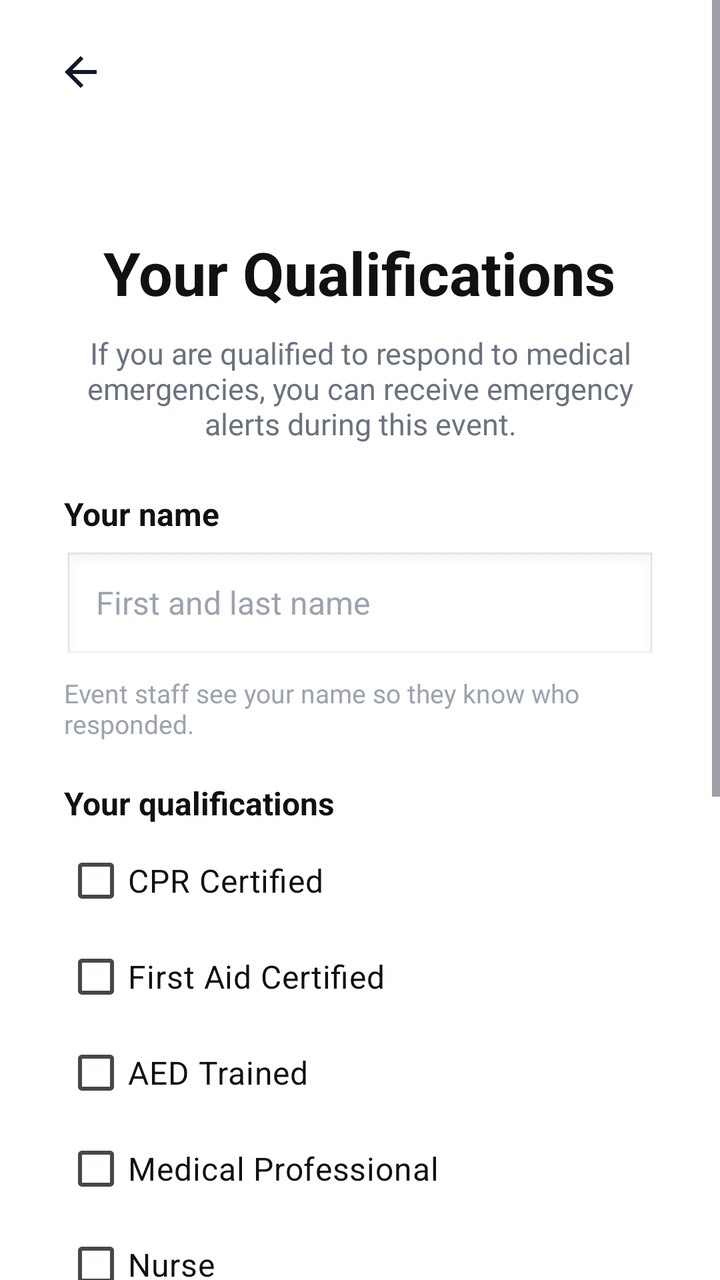
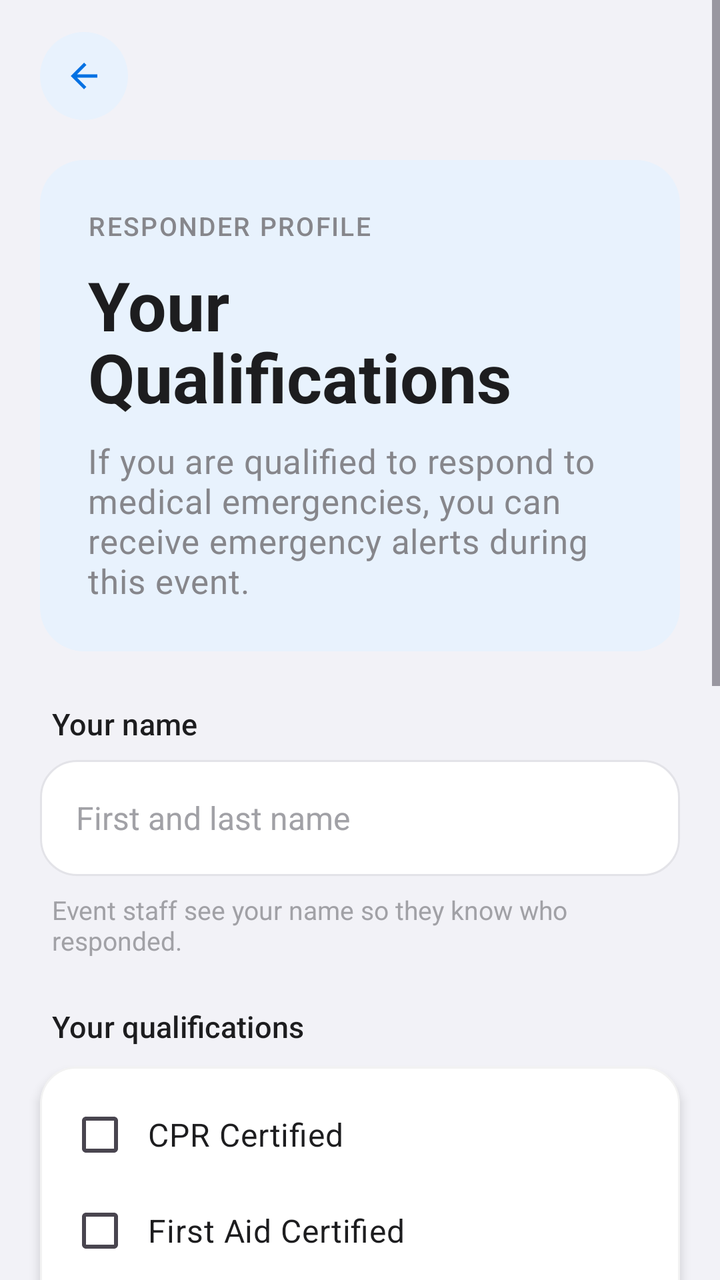

Compare the two renders of this Android layout. The source of the first and the diff that turns it into the second are given below.
<!-- AndroidManifest.xml: application theme Theme.FirstLink -->
<!-- res/layout/qualifications.xml -->
<?xml version="1.0" encoding="utf-8"?>
<ScrollView xmlns:android="http://schemas.android.com/apk/res/android"
    xmlns:app="http://schemas.android.com/apk/res-auto"
    android:id="@+id/qualifications"
    android:layout_width="match_parent"
    android:layout_height="match_parent"
    android:background="#FFFFFF"
    android:fillViewport="true">

    <LinearLayout
        android:layout_width="match_parent"
        android:layout_height="wrap_content"
        android:orientation="vertical"
        android:paddingStart="32dp"
        android:paddingEnd="32dp"
        android:paddingBottom="24dp">

        <ImageButton
            android:id="@+id/back_button"
            android:layout_width="48dp"
            android:layout_height="48dp"
            android:layout_marginStart="-16dp"
            android:layout_marginTop="12dp"
            android:background="?attr/selectableItemBackgroundBorderless"
            android:contentDescription="Back"
            android:src="@drawable/ic_back" />

        <TextView
            android:id="@+id/qualifications_title"
            android:layout_width="wrap_content"
            android:layout_height="wrap_content"
            android:layout_gravity="center_horizontal"
            android:layout_marginTop="56dp"
            android:text="Your Qualifications"
            android:textColor="#111111"
            android:textSize="30sp"
            android:textStyle="bold" />

        <TextView
            android:id="@+id/qualifications_subtitle"
            android:layout_width="match_parent"
            android:layout_height="wrap_content"
            android:layout_marginTop="10dp"
            android:gravity="center"
            android:text="If you are qualified to respond to medical emergencies, you can receive emergency alerts during this event."
            android:textColor="#6B7280"
            android:textSize="15sp" />

        <TextView
            android:id="@+id/qual_name_label"
            android:layout_width="wrap_content"
            android:layout_height="wrap_content"
            android:layout_marginTop="24dp"
            android:text="Your name"
            android:textColor="#111111"
            android:textSize="16sp"
            android:textStyle="bold" />

        <EditText
            android:id="@+id/qual_name"
            android:layout_width="match_parent"
            android:layout_height="56dp"
            android:layout_marginTop="8dp"
            android:background="@android:drawable/edit_text"
            android:hint="First and last name"
            android:inputType="textPersonName|textCapWords"
            android:paddingStart="16dp"
            android:paddingEnd="16dp"
            android:textColor="#111111"
            android:textColorHint="#9CA3AF"
            android:textSize="16sp" />

        <TextView
            android:id="@+id/qual_name_helper"
            android:layout_width="match_parent"
            android:layout_height="wrap_content"
            android:layout_marginTop="6dp"
            android:text="Event staff see your name so they know who responded."
            android:textColor="#9CA3AF"
            android:textSize="13sp" />

        <TextView
            android:id="@+id/qual_skills_label"
            android:layout_width="wrap_content"
            android:layout_height="wrap_content"
            android:layout_marginTop="20dp"
            android:text="Your qualifications"
            android:textColor="#111111"
            android:textSize="16sp"
            android:textStyle="bold" />

        <CheckBox
            android:id="@+id/qual_cpr"
            android:layout_width="wrap_content"
            android:layout_height="wrap_content"
            android:layout_marginTop="4dp"
            android:text="CPR Certified"
            android:textColor="#111111"
            android:textSize="16sp" />

        <CheckBox
            android:id="@+id/qual_first_aid"
            android:layout_width="wrap_content"
            android:layout_height="wrap_content"
            android:text="First Aid Certified"
            android:textColor="#111111"
            android:textSize="16sp" />

        <CheckBox
            android:id="@+id/qual_aed"
            android:layout_width="wrap_content"
            android:layout_height="wrap_content"
            android:text="AED Trained"
            android:textColor="#111111"
            android:textSize="16sp" />

        <CheckBox
            android:id="@+id/qual_medical"
            android:layout_width="wrap_content"
            android:layout_height="wrap_content"
            android:text="Medical Professional"
            android:textColor="#111111"
            android:textSize="16sp" />

        <CheckBox
            android:id="@+id/qual_nurse"
            android:layout_width="wrap_content"
            android:layout_height="wrap_content"
            android:text="Nurse"
            android:textColor="#111111"
            android:textSize="16sp" />

        <CheckBox
            android:id="@+id/qual_emt"
            android:layout_width="wrap_content"
            android:layout_height="wrap_content"
            android:text="EMT or Paramedic"
            android:textColor="#111111"
            android:textSize="16sp" />

        <CheckBox
            android:id="@+id/qual_other"
            android:layout_width="wrap_content"
            android:layout_height="wrap_content"
            android:text="Other"
            android:textColor="#111111"
            android:textSize="16sp" />

        <EditText
            android:id="@+id/qual_other_text"
            android:layout_width="match_parent"
            android:layout_height="52dp"
            android:layout_marginTop="4dp"
            android:background="@android:drawable/edit_text"
            android:hint="Describe your other qualification (optional)"
            android:inputType="textCapSentences"
            android:paddingStart="16dp"
            android:paddingEnd="16dp"
            android:textColor="#111111"
            android:textColorHint="#9CA3AF"
            android:textSize="15sp" />

        <CheckBox
            android:id="@+id/qual_none"
            android:layout_width="wrap_content"
            android:layout_height="wrap_content"
            android:layout_marginTop="8dp"
            android:text="No Qualifications"
            android:textColor="#111111"
            android:textSize="16sp" />

        <com.google.android.material.button.MaterialButton
            android:id="@+id/save_qualifications_button"
            android:layout_width="match_parent"
            android:layout_height="58dp"
            android:layout_marginTop="24dp"
            android:text="Save Qualifications"
            android:textAllCaps="false"
            android:textSize="17sp"
            android:textStyle="bold"
            app:backgroundTint="#3F51B5"
            app:cornerRadius="18dp" />

        <com.google.android.material.button.MaterialButton
            android:id="@+id/skip_qualifications_button"
            style="@style/Widget.Material3.Button.TextButton"
            android:layout_width="match_parent"
            android:layout_height="52dp"
            android:layout_marginTop="6dp"
            android:text="Skip"
            android:textAllCaps="false"
            android:textColor="#6B7280"
            android:textSize="16sp" />

    </LinearLayout>

</ScrollView>
<!-- resources referenced by this layout -->
<resources>
  <style name="Base.Theme.FirstLink" parent="Theme.Material3.DayNight.NoActionBar">
          
          
      </style>
  <!-- unchanged entries left out for length: 2 -->
</resources>

<!-- the commit's change to res/layout/qualifications.xml (unified diff, before → after) -->
@@ -4,192 +4,232 @@
     android:id="@+id/qualifications"
     android:layout_width="match_parent"
     android:layout_height="match_parent"
-    android:background="#FFFFFF"
+    android:background="@color/surface"
+    android:clipToPadding="false"
     android:fillViewport="true">
 
     <LinearLayout
         android:layout_width="match_parent"
         android:layout_height="wrap_content"
+        android:clipToPadding="false"
         android:orientation="vertical"
-        android:paddingStart="32dp"
-        android:paddingEnd="32dp"
-        android:paddingBottom="24dp">
+        android:paddingStart="20dp"
+        android:paddingEnd="20dp"
+        android:paddingBottom="32dp">
 
         <ImageButton
             android:id="@+id/back_button"
-            android:layout_width="48dp"
-            android:layout_height="48dp"
-            android:layout_marginStart="-16dp"
-            android:layout_marginTop="12dp"
-            android:background="?attr/selectableItemBackgroundBorderless"
+            style="@style/Widget.FirstLink.BackButton"
+            android:layout_width="44dp"
+            android:layout_height="44dp"
+            android:layout_marginTop="16dp"
             android:contentDescription="Back"
             android:src="@drawable/ic_back" />
 
-        <TextView
-            android:id="@+id/qualifications_title"
-            android:layout_width="wrap_content"
-            android:layout_height="wrap_content"
-            android:layout_gravity="center_horizontal"
-            android:layout_marginTop="56dp"
-            android:text="Your Qualifications"
-            android:textColor="#111111"
-            android:textSize="30sp"
-            android:textStyle="bold" />
-
-        <TextView
-            android:id="@+id/qualifications_subtitle"
-            android:layout_width="match_parent"
-            android:layout_height="wrap_content"
-            android:layout_marginTop="10dp"
-            android:gravity="center"
-            android:text="If you are qualified to respond to medical emergencies, you can receive emergency alerts during this event."
-            android:textColor="#6B7280"
-            android:textSize="15sp" />
+        <LinearLayout
+            android:id="@+id/qualifications_header_card"
+            style="@style/Widget.FirstLink.HeaderCard"
+            android:layout_width="match_parent"
+            android:layout_height="wrap_content"
+            android:layout_marginTop="20dp"
+            android:orientation="vertical"
+            android:padding="24dp">
+
+            <TextView
+                style="@style/TextAppearance.FirstLink.Eyebrow"
+                android:layout_width="wrap_content"
+                android:layout_height="wrap_content"
+                android:text="Responder profile"
+                android:textColor="@color/on_gradient_muted" />
+
+            <TextView
+                android:id="@+id/qualifications_title"
+                style="@style/TextAppearance.FirstLink.Hero"
+                android:layout_width="wrap_content"
+                android:layout_height="wrap_content"
+                android:layout_marginTop="8dp"
+                android:text="Your Qualifications" />
+
+            <TextView
+                android:id="@+id/qualifications_subtitle"
+                style="@style/TextAppearance.FirstLink.HeroBody"
+                android:layout_width="match_parent"
+                android:layout_height="wrap_content"
+                android:layout_marginTop="8dp"
+                android:text="If you are qualified to respond to medical emergencies, you can receive emergency alerts during this event." />
+        </LinearLayout>
 
         <TextView
             android:id="@+id/qual_name_label"
+            style="@style/TextAppearance.FirstLink.FieldLabel"
             android:layout_width="wrap_content"
             android:layout_height="wrap_content"
-            android:layout_marginTop="24dp"
-            android:text="Your name"
-            android:textColor="#111111"
-            android:textSize="16sp"
-            android:textStyle="bold" />
+            android:layout_marginStart="6dp"
+            android:layout_marginTop="26dp"
+            android:text="Your name" />
 
         <EditText
             android:id="@+id/qual_name"
             android:layout_width="match_parent"
-            android:layout_height="56dp"
+            android:layout_height="58dp"
             android:layout_marginTop="8dp"
-            android:background="@android:drawable/edit_text"
+            android:background="@drawable/bg_input_field"
             android:hint="First and last name"
             android:inputType="textPersonName|textCapWords"
-            android:paddingStart="16dp"
-            android:paddingEnd="16dp"
-            android:textColor="#111111"
-            android:textColorHint="#9CA3AF"
+            android:paddingStart="18dp"
+            android:paddingEnd="18dp"
+            android:textColor="@color/text_primary"
+            android:textColorHint="@color/text_hint"
             android:textSize="16sp" />
 
         <TextView
             android:id="@+id/qual_name_helper"
             android:layout_width="match_parent"
             android:layout_height="wrap_content"
-            android:layout_marginTop="6dp"
+            android:layout_marginStart="6dp"
+            android:layout_marginTop="8dp"
             android:text="Event staff see your name so they know who responded."
-            android:textColor="#9CA3AF"
+            android:textColor="@color/text_hint"
             android:textSize="13sp" />
 
         <TextView
             android:id="@+id/qual_skills_label"
+            style="@style/TextAppearance.FirstLink.FieldLabel"
             android:layout_width="wrap_content"
             android:layout_height="wrap_content"
-            android:layout_marginTop="20dp"
-            android:text="Your qualifications"
-            android:textColor="#111111"
-            android:textSize="16sp"
-            android:textStyle="bold" />
-
-        <CheckBox
-            android:id="@+id/qual_cpr"
-            android:layout_width="wrap_content"
-            android:layout_height="wrap_content"
-            android:layout_marginTop="4dp"
-            android:text="CPR Certified"
-            android:textColor="#111111"
-            android:textSize="16sp" />
-
-        <CheckBox
-            android:id="@+id/qual_first_aid"
-            android:layout_width="wrap_content"
-            android:layout_height="wrap_content"
-            android:text="First Aid Certified"
-            android:textColor="#111111"
-            android:textSize="16sp" />
-
-        <CheckBox
-            android:id="@+id/qual_aed"
-            android:layout_width="wrap_content"
-            android:layout_height="wrap_content"
-            android:text="AED Trained"
-            android:textColor="#111111"
-            android:textSize="16sp" />
-
-        <CheckBox
-            android:id="@+id/qual_medical"
-            android:layout_width="wrap_content"
-            android:layout_height="wrap_content"
-            android:text="Medical Professional"
-            android:textColor="#111111"
-            android:textSize="16sp" />
-
-        <CheckBox
-            android:id="@+id/qual_nurse"
-            android:layout_width="wrap_content"
-            android:layout_height="wrap_content"
-            android:text="Nurse"
-            android:textColor="#111111"
-            android:textSize="16sp" />
-
-        <CheckBox
-            android:id="@+id/qual_emt"
-            android:layout_width="wrap_content"
-            android:layout_height="wrap_content"
-            android:text="EMT or Paramedic"
-            android:textColor="#111111"
-            android:textSize="16sp" />
-
-        <CheckBox
-            android:id="@+id/qual_other"
-            android:layout_width="wrap_content"
-            android:layout_height="wrap_content"
-            android:text="Other"
-            android:textColor="#111111"
-            android:textSize="16sp" />
-
-        <EditText
-            android:id="@+id/qual_other_text"
-            android:layout_width="match_parent"
-            android:layout_height="52dp"
-            android:layout_marginTop="4dp"
-            android:background="@android:drawable/edit_text"
-            android:hint="Describe your other qualification (optional)"
-            android:inputType="textCapSentences"
-            android:paddingStart="16dp"
-            android:paddingEnd="16dp"
-            android:textColor="#111111"
-            android:textColorHint="#9CA3AF"
-            android:textSize="15sp" />
-
-        <CheckBox
-            android:id="@+id/qual_none"
-            android:layout_width="wrap_content"
-            android:layout_height="wrap_content"
-            android:layout_marginTop="8dp"
-            android:text="No Qualifications"
-            android:textColor="#111111"
-            android:textSize="16sp" />
+            android:layout_marginStart="6dp"
+            android:layout_marginTop="24dp"
+            android:text="Your qualifications" />
+
+        <com.google.android.material.card.MaterialCardView
+            style="@style/Widget.FirstLink.Card"
+            android:layout_width="match_parent"
+            android:layout_height="wrap_content"
+            android:layout_marginTop="10dp">
+
+            <LinearLayout
+                android:layout_width="match_parent"
+                android:layout_height="wrap_content"
+                android:orientation="vertical"
+                android:paddingStart="14dp"
+                android:paddingTop="10dp"
+                android:paddingEnd="14dp"
+                android:paddingBottom="14dp">
+
+                <CheckBox
+                    android:id="@+id/qual_cpr"
+                    android:layout_width="match_parent"
+                    android:layout_height="wrap_content"
+                    android:paddingStart="8dp"
+                    android:text="CPR Certified"
+                    android:textColor="@color/text_primary"
+                    android:textSize="16sp" />
+
+                <CheckBox
+                    android:id="@+id/qual_first_aid"
+                    android:layout_width="match_parent"
+                    android:layout_height="wrap_content"
+                    android:paddingStart="8dp"
+                    android:text="First Aid Certified"
+                    android:textColor="@color/text_primary"
+                    android:textSize="16sp" />
+
+                <CheckBox
+                    android:id="@+id/qual_aed"
+                    android:layout_width="match_parent"
+                    android:layout_height="wrap_content"
+                    android:paddingStart="8dp"
+                    android:text="AED Trained"
+                    android:textColor="@color/text_primary"
+                    android:textSize="16sp" />
+
+                <CheckBox
+                    android:id="@+id/qual_medical"
+                    android:layout_width="match_parent"
+                    android:layout_height="wrap_content"
+                    android:paddingStart="8dp"
+                    android:text="Medical Professional"
+                    android:textColor="@color/text_primary"
+                    android:textSize="16sp" />
+
+                <CheckBox
+                    android:id="@+id/qual_nurse"
+                    android:layout_width="match_parent"
+                    android:layout_height="wrap_content"
+                    android:paddingStart="8dp"
+                    android:text="Nurse"
+                    android:textColor="@color/text_primary"
+                    android:textSize="16sp" />
+
+                <CheckBox
+                    android:id="@+id/qual_emt"
+                    android:layout_width="match_parent"
+                    android:layout_height="wrap_content"
+                    android:paddingStart="8dp"
+                    android:text="EMT or Paramedic"
+                    android:textColor="@color/text_primary"
+                    android:textSize="16sp" />
+
+                <CheckBox
+                    android:id="@+id/qual_other"
+                    android:layout_width="match_parent"
+                    android:layout_height="wrap_content"
+                    android:paddingStart="8dp"
+                    android:text="Other"
+                    android:textColor="@color/text_primary"
+                    android:textSize="16sp" />
+
+                <EditText
+                    android:id="@+id/qual_other_text"
+                    android:layout_width="match_parent"
+                    android:layout_height="52dp"
+                    android:layout_marginTop="6dp"
+                    android:background="@drawable/bg_input_field"
+                    android:hint="Describe your other qualification (optional)"
+                    android:inputType="textCapSentences"
+                    android:paddingStart="16dp"
+                    android:paddingEnd="16dp"
+                    android:textColor="@color/text_primary"
+                    android:textColorHint="@color/text_hint"
+                    android:textSize="15sp" />
+
+                <View
+                    android:layout_width="match_parent"
+                    android:layout_height="1dp"
+                    android:layout_marginTop="14dp"
+                    android:layout_marginBottom="6dp"
+                    android:background="@color/border_light" />
+
+                <CheckBox
+                    android:id="@+id/qual_none"
+                    android:layout_width="match_parent"
+                    android:layout_height="wrap_content"
+                    android:paddingStart="8dp"
+                    android:text="No Qualifications"
+                    android:textColor="@color/text_secondary"
+                    android:textSize="16sp" />
+
+            </LinearLayout>
+
+        </com.google.android.material.card.MaterialCardView>
 
         <com.google.android.material.button.MaterialButton
             android:id="@+id/save_qualifications_button"
-            android:layout_width="match_parent"
-            android:layout_height="58dp"
+            style="@style/Widget.FirstLink.Button.Primary"
+            android:layout_width="match_parent"
+            android:layout_height="60dp"
             android:layout_marginTop="24dp"
             android:text="Save Qualifications"
-            android:textAllCaps="false"
             android:textSize="17sp"
-            android:textStyle="bold"
-            app:backgroundTint="#3F51B5"
-            app:cornerRadius="18dp" />
+            android:textStyle="bold" />
 
         <com.google.android.material.button.MaterialButton
             android:id="@+id/skip_qualifications_button"
-            style="@style/Widget.Material3.Button.TextButton"
+            style="@style/Widget.FirstLink.Button.Text"
             android:layout_width="match_parent"
             android:layout_height="52dp"
             android:layout_marginTop="6dp"
             android:text="Skip"
-            android:textAllCaps="false"
-            android:textColor="#6B7280"
             android:textSize="16sp" />
 
     </LinearLayout>
<!-- resource entries referenced after the edit -->
@@ -1,9 +1,195 @@
 <!-- resources referenced by this layout -->
 <resources>
+  <color name="border_light">#E3E3E8</color>
+  <color name="on_gradient_muted">#86868B</color>
+  <color name="surface">#F2F2F7</color>
+  <color name="text_hint">#A1A1A6</color>
+  <color name="text_primary">#1D1D1F</color>
+  <color name="text_secondary">#86868B</color>
+  <!-- drawable bg_input_field (drawable) -->
+  <?xml version="1.0" encoding="utf-8"?>
+  <shape xmlns:android="http://schemas.android.com/apk/res/android"
+      android:shape="rectangle">
+      <corners android:radius="18dp" />
+      <solid android:color="@color/surface_alt" />
+      <stroke
+          android:width="1dp"
+          android:color="@color/border_light" />
+  </shape>
+  <style name="TextAppearance.FirstLink.Eyebrow" parent="TextAppearance.Material3.LabelSmall">
+          <item name="android:textSize">13sp</item>
+          <item name="android:fontFamily">sans-serif-medium</item>
+          <item name="android:letterSpacing">0.06</item>
+          <item name="android:textAllCaps">true</item>
+      </style>
+  <style name="TextAppearance.FirstLink.FieldLabel" parent="TextAppearance.Material3.LabelLarge">
+          <item name="android:textSize">15sp</item>
+          <item name="android:fontFamily">sans-serif-medium</item>
+          <item name="android:textColor">@color/text_primary</item>
+      </style>
+  <style name="TextAppearance.FirstLink.Hero" parent="TextAppearance.Material3.HeadlineMedium">
+          <item name="android:textSize">34sp</item>
+          <item name="android:textStyle">bold</item>
+          <item name="android:textColor">@color/on_gradient</item>
+          <item name="android:lineSpacingMultiplier">1.1</item>
+      </style>
+  <style name="TextAppearance.FirstLink.HeroBody" parent="TextAppearance.Material3.BodyMedium">
+          <item name="android:textSize">17sp</item>
+          <item name="android:textColor">@color/on_gradient_muted</item>
+          <item name="android:lineSpacingMultiplier">1.45</item>
+      </style>
+  <style name="Widget.FirstLink.BackButton" parent="">
+          <item name="android:background">@drawable/bg_circle_brand_soft</item>
+          <item name="android:foreground">?attr/selectableItemBackgroundBorderless</item>
+          <item name="android:padding">12dp</item>
+          <item name="android:scaleType">fitCenter</item>
+          <item name="android:tint">@color/brand_primary</item>
+      </style>
+  <style name="Widget.FirstLink.Button.Primary" parent="Widget.FirstLink.Button">
+          <item name="backgroundTint">@color/brand_primary</item>
+          <item name="android:textColor">@color/white</item>
+          <item name="android:elevation">4dp</item>
+          <item name="elevation">4dp</item>
+          <item name="android:outlineSpotShadowColor" tools:targetApi="p">@color/brand_glow</item>
+          <item name="android:outlineAmbientShadowColor" tools:targetApi="p">@color/brand_glow</item>
+      </style>
+  <style name="Widget.FirstLink.Button.Text" parent="Widget.Material3.Button.TextButton">
+          <item name="android:textAllCaps">false</item>
+          <item name="android:letterSpacing">0</item>
+          <item name="android:textColor">@color/text_secondary</item>
+      </style>
+  <style name="Widget.FirstLink.Card" parent="Widget.Material3.CardView.Outlined">
+          <item name="cardBackgroundColor">@color/card_surface</item>
+          <item name="cardCornerRadius">18dp</item>
+          <item name="cardElevation">3dp</item>
+          <item name="strokeWidth">1dp</item>
+          <item name="strokeColor">@color/glass_border</item>
+          <item name="android:outlineSpotShadowColor" tools:targetApi="p">@color/card_glow</item>
+          <item name="android:outlineAmbientShadowColor" tools:targetApi="p">@color/card_glow</item>
+      </style>
+  <style name="Widget.FirstLink.HeaderCard" parent="Widget.FirstLink.HeroCard">
+          <item name="android:background">@drawable/bg_header_hero</item>
+      </style>
+  <color name="surface_alt">#FFFFFF</color>
+  <color name="on_gradient">#1D1D1F</color>
+  <!-- drawable bg_circle_brand_soft (drawable) -->
+  <?xml version="1.0" encoding="utf-8"?>
+  <shape xmlns:android="http://schemas.android.com/apk/res/android"
+      android:shape="oval">
+      <solid android:color="@color/brand_primary_container" />
+  </shape>
+  <color name="brand_primary">#0071E3</color>
+  <style name="Widget.FirstLink.Button" parent="Widget.Material3.Button">
+          <item name="android:stateListAnimator">@animator/button_press_feedback</item>
+          <item name="android:textAllCaps">false</item>
+          <item name="android:letterSpacing">0</item>
+          <item name="shapeAppearanceOverlay">@style/ShapeAppearance.FirstLink.Pill</item>
+          <item name="strokeWidth">0dp</item>
+      </style>
+  <color name="white">#FFFFFFFF</color>
+  <color name="brand_glow">#1D1D1F</color>
+  <color name="card_surface">#FFFFFF</color>
+  <color name="glass_border">#0D000000</color>
+  <color name="card_glow">#1D1D1F</color>
+  <style name="Widget.FirstLink.HeroCard" parent="">
+          <item name="android:background">@null</item>
+          <item name="android:elevation">0dp</item>
+      </style>
+  <!-- drawable bg_header_hero (drawable) -->
+  <?xml version="1.0" encoding="utf-8"?>
+  <shape xmlns:android="http://schemas.android.com/apk/res/android"
+      android:shape="rectangle">
+      <corners android:radius="22dp" />
+      <solid android:color="@color/brand_primary_container" />
+  </shape>
   <style name="Base.Theme.FirstLink" parent="Theme.Material3.DayNight.NoActionBar">
+          <item name="colorPrimary">@color/brand_primary</item>
+          <item name="colorOnPrimary">@color/white</item>
+          <item name="colorPrimaryContainer">@color/brand_primary_container</item>
+          <item name="colorOnPrimaryContainer">@color/brand_on_primary_container</item>
+  
+          <item name="colorSecondary">@color/brand_primary</item>
+          <item name="colorOnSecondary">@color/white</item>
+  
+          <item name="colorError">@color/danger</item>
+          <item name="colorOnError">@color/white</item>
+  
+          <item name="android:colorBackground">@color/surface</item>
+          <item name="colorOnBackground">@color/text_primary</item>
+          <item name="colorSurface">@color/surface</item>
+          <item name="colorOnSurface">@color/text_primary</item>
+          <item name="colorOutline">@color/border_light</item>
           
+          <item name="elevationOverlayEnabled">false</item>
+  
+          <item name="android:statusBarColor">@color/surface</item>
+          <item name="android:navigationBarColor">@color/surface</item>
+          <item name="android:windowLightStatusBar">true</item>
+  
+          <item name="shapeAppearanceSmallComponent">@style/ShapeAppearance.FirstLink.Small</item>
+          <item name="shapeAppearanceMediumComponent">@style/ShapeAppearance.FirstLink.Medium</item>
+          <item name="shapeAppearanceLargeComponent">@style/ShapeAppearance.FirstLink.Large</item>
+  
           
+          <item name="materialButtonStyle">@style/Widget.FirstLink.Button.Primary</item>
+  
+          
+          <item name="android:windowAnimationStyle">@style/WindowAnimation.FirstLink</item>
+  
+          <item name="materialAlertDialogTheme">@style/ThemeOverlay.FirstLink.Dialog</item>
       </style>
+  <color name="brand_primary_container">#E8F2FD</color>
+  <style name="ShapeAppearance.FirstLink.Pill" parent="">
+          <item name="cornerFamily">rounded</item>
+          <item name="cornerSize">50%</item>
+      </style>
+  <color name="brand_on_primary_container">#0058B8</color>
+  <color name="danger">#D70015</color>
+  <style name="ShapeAppearance.FirstLink.Small" parent="ShapeAppearance.Material3.SmallComponent">
+          <item name="cornerSize">16dp</item>
+      </style>
+  <style name="ShapeAppearance.FirstLink.Medium" parent="ShapeAppearance.Material3.MediumComponent">
+          <item name="cornerSize">20dp</item>
+      </style>
+  <style name="ShapeAppearance.FirstLink.Large" parent="ShapeAppearance.Material3.LargeComponent">
+          <item name="cornerSize">28dp</item>
+      </style>
+  <style name="WindowAnimation.FirstLink" parent="@android:style/Animation.Activity">
+          <item name="android:activityOpenEnterAnimation">@anim/activity_open_enter</item>
+          <item name="android:activityOpenExitAnimation">@anim/activity_open_exit</item>
+          <item name="android:activityCloseEnterAnimation">@anim/activity_close_enter</item>
+          <item name="android:activityCloseExitAnimation">@anim/activity_close_exit</item>
+      </style>
+  <style name="ThemeOverlay.FirstLink.Dialog" parent="ThemeOverlay.Material3.MaterialAlertDialog">
+          <item name="colorSurface">@color/dialog_glass_surface</item>
+          <item name="colorSurfaceContainerHigh">@color/dialog_glass_surface</item>
+          <item name="android:backgroundDimAmount">0.32</item>
+          <item name="colorOnSurface">@color/text_primary</item>
+          <item name="colorOnSurfaceVariant">@color/text_body</item>
+          <item name="shapeAppearanceCornerLarge">@style/ShapeAppearance.FirstLink.Large</item>
+          <item name="buttonBarPositiveButtonStyle">@style/Widget.FirstLink.Button.Dialog.Positive</item>
+          <item name="buttonBarNegativeButtonStyle">@style/Widget.FirstLink.Button.Dialog.Negative</item>
+          <item name="buttonBarNeutralButtonStyle">@style/Widget.FirstLink.Button.Dialog.Negative</item>
+      </style>
+  <color name="dialog_glass_surface">#F2FFFFFF</color>
+  <color name="text_body">#424245</color>
+  <style name="Widget.FirstLink.Button.Dialog.Positive">
+          <item name="backgroundTint">@color/brand_primary</item>
+          <item name="android:textColor">@color/white</item>
+          <item name="android:elevation">4dp</item>
+          <item name="elevation">4dp</item>
+          <item name="android:outlineSpotShadowColor" tools:targetApi="p">@color/brand_glow</item>
+          <item name="android:outlineAmbientShadowColor" tools:targetApi="p">@color/brand_glow</item>
+      </style>
+  <style name="Widget.FirstLink.Button.Dialog.Negative">
+          <item name="backgroundTint">@color/glass_fill</item>
+          <item name="android:textColor">@color/text_body</item>
+          <item name="android:elevation">0dp</item>
+          <item name="elevation">0dp</item>
+          <item name="rippleColor">@color/glass_ripple</item>
+      </style>
+  <color name="glass_fill">#E9E9EE</color>
+  <color name="glass_ripple">#DEDEE3</color>
   <!-- unchanged entries left out for length: 2 -->
 </resources>
 
